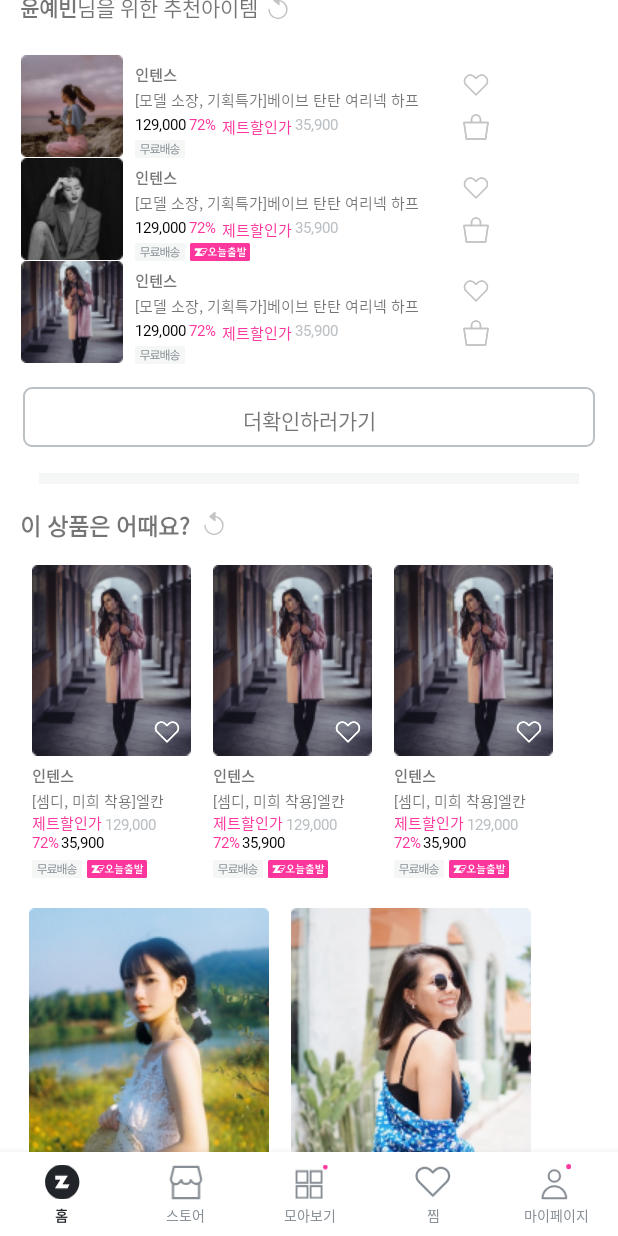
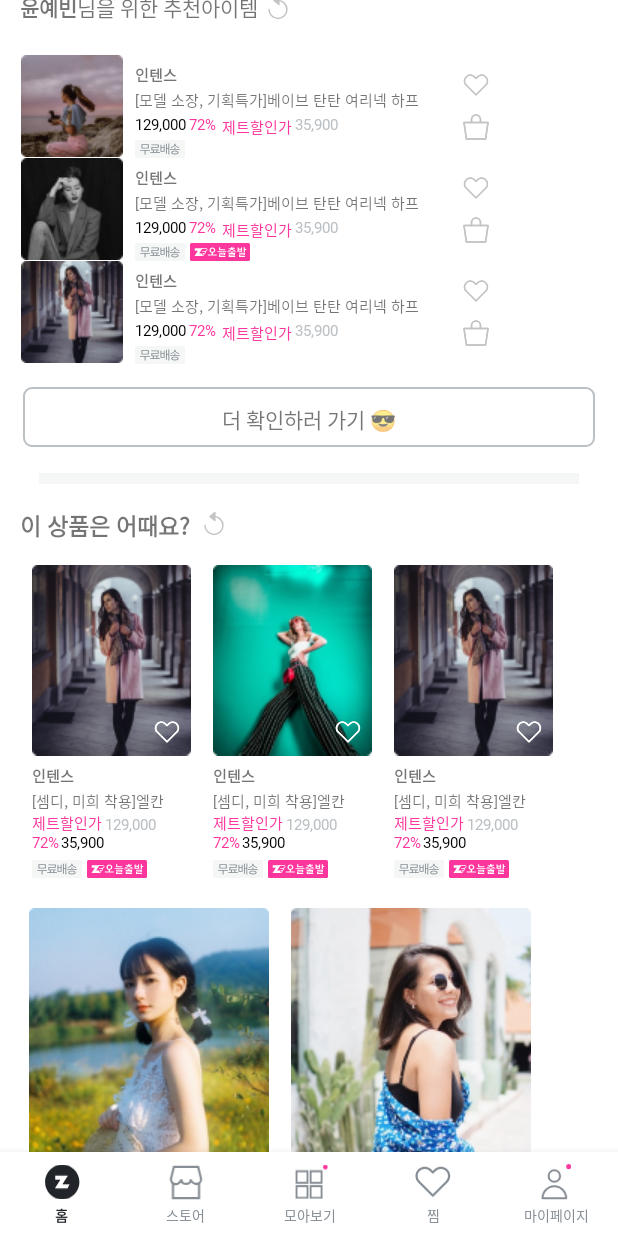
Before and after one commit to SOPT-ZigZag/AOS_ZIGZAG, an Android app: the screen it shows after launch (MainActivity), scrolled down 537 dp, on a phone screen of 412 x 824 dp. Run offline under Robolectric (Android 15) with nearby library versions, the phone set to English and light mode, and no system bars; plain views replace SpringDotsIndicator; 1 statement that could not run was skipped.

Commit message:
[REFACTOR] #4 - refactor code

```diff
--- a/app/src/main/java/org/sopt/ui/adapter/SampleAdapter.kt
+++ b/app/src/main/java/org/sopt/ui/adapter/SampleAdapter.kt
@@ -195,7 +195,15 @@ class SampleAdapter {
         }
     }
 
-    class HomeThisItemAdapter : ListAdapter<HomeThisItemInfo, HomeThisItemAdapter.HomeThisItemViewHolder>(HomeThisItemAdapter.HomeThisItemViewHolder.HomeThisItemDiffUtil) {
+    class HomeThisItemAdapter : RecyclerView.Adapter<HomeThisItemAdapter.HomeThisItemViewHolder>() {
+
+        private val _data = mutableListOf<HomeThisItemInfo>()
+        var data: List<HomeThisItemInfo> = _data
+            set(value) {
+                _data.clear()
+                _data.addAll(value)
+                notifyDataSetChanged()
+            }
 
 
         class HomeThisItemViewHolder(private val binding: ItemHomeThisItemBinding) :
@@ -216,19 +224,17 @@ class SampleAdapter {
                     } else {
                         ivThisTodayGo.setImageResource(homeThisItem.homeThisItemGo)
                     }
+                    ivSelectorHeartEmpty2.setOnClickListener {
+                        it.isSelected = !it.isSelected
+                    }
                 }
             }
 
-            object HomeThisItemDiffUtil : DiffUtil.ItemCallback<HomeThisItemInfo>() {
-                override fun areItemsTheSame(oldItem: HomeThisItemInfo, newItem: HomeThisItemInfo): Boolean {
-                    return oldItem.hashCode() == newItem.hashCode()
-                }
 
+        }
 
-                override fun areContentsTheSame(oldItem: HomeThisItemInfo, newItem: HomeThisItemInfo): Boolean {
-                    return oldItem == newItem
-                }
-            }
+        override fun getItemCount(): Int {
+            return _data.size
         }
 
         override fun onCreateViewHolder(parent: ViewGroup, viewType: Int): HomeThisItemViewHolder {
@@ -238,7 +244,7 @@ class SampleAdapter {
         }
 
         override fun onBindViewHolder(holder: HomeThisItemViewHolder, position: Int) {
-            holder.onThisBind(getItem(position))
+            holder.onThisBind(_data[position])
         }
     }
 
--- a/app/src/main/java/org/sopt/ui/view/home/data/LocalHomeRecItemDataSource.kt
+++ b/app/src/main/java/org/sopt/ui/view/home/data/LocalHomeRecItemDataSource.kt
@@ -48,20 +48,6 @@ class LocalHomeRecItemDataSource  : HomeRecItemDataSource {
                         recItemGo = R.drawable.ic_today_go,
                         recItemBasket = R.drawable.selector_basket,
                         recTodayGo_2 = false
-                ),
-                HomeRecItemInfo(
-                        recItemImage = R.drawable.rc_image_2 ,
-                        recItemPinkHeart = R.drawable.selector_pink_heart,
-                        recItemIntense = "인텐스",
-                        recItemName ="[모델 소장, 기획특가]베이브 탄탄 여리넥 하프" ,
-                        recItemDis ="제트할인가",
-                        recItemPrice = "129,000",
-                        recItemPrice_2 = "35,900",
-                        recItemPercent = "72%",
-                        recItemFreeShipping = R.drawable.ic_free_shipping,
-                        recItemGo = R.drawable.ic_today_go,
-                        recItemBasket = R.drawable.selector_basket,
-                        recTodayGo_2 = false
                 )
 
         )
--- a/app/src/main/java/org/sopt/ui/view/home/data/LocalHomeThisItemDataSource.kt
+++ b/app/src/main/java/org/sopt/ui/view/home/data/LocalHomeThisItemDataSource.kt
@@ -9,6 +9,19 @@ class LocalHomeThisItemDataSource : HomeThisItemDataSource {
         return mutableListOf<HomeThisItemInfo>(
                 HomeThisItemInfo(
                         R.drawable.today_delivery_img1,
+                        R.drawable.selector_heart_empty,
+                        "인텐스",
+                        "[셈디, 미희 착용]엘칸",
+                        "제트할인가",
+                        "129,000",
+                        "35,900",
+                        "72%",
+                        R.drawable.ic_free_shipping,
+                        R.drawable.ic_today_go,
+                        true
+                ),
+                HomeThisItemInfo(
+                        R.drawable.today_delivery_img2,
                         R.drawable.selector_heart_empty,
                         "인텐스",
                         "[셈디, 미희 착용]엘칸",
@@ -34,20 +47,7 @@ class LocalHomeThisItemDataSource : HomeThisItemDataSource {
                         true
                 ),
                 HomeThisItemInfo(
-                        R.drawable.today_delivery_img1,
-                        R.drawable.selector_heart_empty,
-                        "인텐스",
-                        "[셈디, 미희 착용]엘칸",
-                        "제트할인가",
-                        "129,000",
-                        "35,900",
-                        "72%",
-                        R.drawable.ic_free_shipping,
-                        R.drawable.ic_today_go,
-                        true
-                ),
-                HomeThisItemInfo(
-                        R.drawable.today_delivery_img1,
+                        R.drawable.today_delivery_img2,
                         R.drawable.selector_heart_empty,
                         "인텐스",
                         "[셈디, 미희 착용]엘칸",
--- a/app/src/main/java/org/sopt/ui/view/home/tab/HomeTab.kt
+++ b/app/src/main/java/org/sopt/ui/view/home/tab/HomeTab.kt
@@ -19,6 +19,7 @@ import org.sopt.ui.view.home.data.*
 import org.sopt.ui.view.home.model.*
 
 class HomeTab : Fragment() {
+    private val recDataList = mutableListOf<HomeRecItemInfo>()
     private val homeImageViewPagerAdapter = SampleAdapter.HomeTabViewPagerAdapter()
     private val homeTodayGoAdapter = SampleAdapter.HomeTodayGoAdapter()
     private val homeRecItemAdapter = SampleAdapter.HomeRecItemAdapter()
@@ -52,7 +53,8 @@ class HomeTab : Fragment() {
         initHomeThisItem()
         initHomeThisItemTwo()
         initResetButton()
-
+        initResetTwoButton()
+        initResetThreeButton()
     }
 
 
@@ -96,14 +98,23 @@ class HomeTab : Fragment() {
         }
     }
 
+    private fun initResetThreeButton(){
+        binding.ivReset3.setOnClickListener {
+            val resets = fetchThisItemData()
+            resets.shuffle()
+            homeThisItemAdapter.data = resets
+        }
+    }
+
     private fun initHomeRecItem() {
         binding.rvRecItem.adapter = homeRecItemAdapter
-        homeRecItemAdapter.data = fetchRecData().subList(0,3)
+        recDataList.addAll(fetchRecData())
+        homeRecItemAdapter.data = recDataList
     }
 
     private fun initHomeThisItem() {
         binding.rvThisItem.adapter = homeThisItemAdapter
-        homeThisItemAdapter.submitList(fetchThisItemData())
+        homeThisItemAdapter.data =fetchThisItemData()
     }
 
     private fun initHomeThisItemTwo() {
@@ -120,6 +131,11 @@ class HomeTab : Fragment() {
                 true -> homeTodayGoAdapter.setItemViewType(TODAY_GO)
                 false -> homeTodayGoAdapter.setItemViewType(ALL_BRAND)
             }
+        }
+
+        binding.tvAgree.setOnClickListener {
+            recDataList.addAll(fetchRecData())
+            homeRecItemAdapter.data = recDataList
         }
     }
 
--- a/app/src/main/res/layout/fragment_home_tab.xml
+++ b/app/src/main/res/layout/fragment_home_tab.xml
@@ -149,7 +149,7 @@
         app:layout_constraintTop_toBottomOf="@+id/tv_ye_bin_2" />
 
     <TextView
-        android:id="@+id/iv_agree"
+        android:id="@+id/tv_agree"
         android:layout_width="match_parent"
         android:layout_height="40dp"
         android:layout_marginStart="15dp"
@@ -170,7 +170,7 @@
         android:layout_marginTop="17dp"
         android:src="@drawable/ic_rectangle_43"
         app:layout_constraintStart_toStartOf="parent"
-        app:layout_constraintTop_toBottomOf="@+id/iv_agree" />
+        app:layout_constraintTop_toBottomOf="@+id/tv_agree" />
 
     <TextView
         android:id="@+id/tv_this_item"
--- a/app/src/main/res/layout/item_home_this_item_two.xml
+++ b/app/src/main/res/layout/item_home_this_item_two.xml
@@ -10,6 +10,7 @@
         android:layout_height="wrap_content"
         android:layout_marginStart="7dp"
         android:layout_marginEnd="7dp"
+        android:layout_marginBottom="10dp"
         app:layout_constraintBottom_toBottomOf="parent"
         app:layout_constraintEnd_toEndOf="parent"
         app:layout_constraintStart_toStartOf="parent"
@@ -17,11 +18,11 @@
 
         <ImageView
             android:id="@+id/iv_this_item_two"
-            app:layout_constraintStart_toStartOf="parent"
-            app:layout_constraintTop_toTopOf="parent"
             android:layout_width="wrap_content"
             android:layout_height="wrap_content"
-            android:src="@drawable/this_item_two_1" />
+            android:src="@drawable/this_item_two_1"
+            app:layout_constraintStart_toStartOf="parent"
+            app:layout_constraintTop_toTopOf="parent" />
 
         <ImageButton
             android:id="@+id/iv_selector_heart_empty_3"
@@ -29,27 +30,25 @@
             android:layout_height="wrap_content"
             android:layout_marginEnd="4dp"
             android:layout_marginBottom="4dp"
-            app:layout_constraintEnd_toEndOf="@+id/iv_this_item_two"
+            android:background="@drawable/selector_heart_empty"
             app:layout_constraintBottom_toBottomOf="@id/iv_this_item_two"
-            android:background="@drawable/selector_heart_empty" />
+            app:layout_constraintEnd_toEndOf="@+id/iv_this_item_two" />
 
         <TextView
             android:id="@+id/tv_this_intense_two"
-            app:layout_constraintStart_toStartOf="parent"
-            app:layout_constraintTop_toBottomOf="@+id/iv_this_item_two"
             android:layout_width="wrap_content"
             android:layout_height="wrap_content"
             android:layout_marginTop="6dp"
-            android:textStyle="bold"
             android:fontFamily="@font/noto_sans_kr_regular"
             android:includeFontPadding="false"
             android:text="@string/intense"
-            android:textSize="10sp" />
+            android:textSize="10sp"
+            android:textStyle="bold"
+            app:layout_constraintStart_toStartOf="parent"
+            app:layout_constraintTop_toBottomOf="@+id/iv_this_item_two" />
 
         <TextView
             android:id="@+id/tv_this_today_name_two"
-            app:layout_constraintStart_toStartOf="parent"
-            app:layout_constraintTop_toBottomOf="@+id/tv_this_intense_two"
             android:layout_width="wrap_content"
             android:layout_height="wrap_content"
             android:layout_marginTop="2dp"
@@ -58,24 +57,24 @@
             android:includeFontPadding="false"
             android:singleLine="true"
             android:text="@string/today_name"
-            android:textSize="10sp" />
+            android:textSize="10sp"
+            app:layout_constraintStart_toStartOf="parent"
+            app:layout_constraintTop_toBottomOf="@+id/tv_this_intense_two" />
 
         <TextView
             android:id="@+id/tv_this_percent_two"
-            app:layout_constraintStart_toStartOf="parent"
-            app:layout_constraintTop_toBottomOf="@id/tv_this_today_name_two"
             android:layout_width="wrap_content"
             android:layout_height="wrap_content"
             android:fontFamily="@font/noto_sans_kr_regular"
             android:includeFontPadding="false"
             android:text="@string/percent"
             android:textColor="@color/brand_pink"
-            android:textSize="10sp" />
+            android:textSize="10sp"
+            app:layout_constraintStart_toStartOf="parent"
+            app:layout_constraintTop_toBottomOf="@id/tv_this_today_name_two" />
 
         <TextView
             android:id="@+id/tv_this_price_x_two"
-            app:layout_constraintStart_toEndOf="@+id/tv_this_percent_two"
-            app:layout_constraintTop_toTopOf="@+id/tv_this_percent_two"
             android:layout_width="wrap_content"
             android:layout_height="wrap_content"
             android:layout_marginStart="1dp"
@@ -83,25 +82,27 @@
             android:includeFontPadding="false"
             android:text="@string/price_x"
             android:textColor="@color/black"
-            android:textSize="10sp" />
+            android:textSize="10sp"
+            app:layout_constraintStart_toEndOf="@+id/tv_this_percent_two"
+            app:layout_constraintTop_toTopOf="@+id/tv_this_percent_two" />
 
         <ImageView
             android:id="@+id/iv_this_free_shipping_two"
-            app:layout_constraintStart_toStartOf="@+id/tv_this_percent_two"
-            app:layout_constraintTop_toBottomOf="@+id/tv_this_percent_two"
             android:layout_width="wrap_content"
             android:layout_height="wrap_content"
             android:layout_marginTop="5dp"
-            android:src="@drawable/ic_free_shipping" />
+            android:src="@drawable/ic_free_shipping"
+            app:layout_constraintStart_toStartOf="@+id/tv_this_percent_two"
+            app:layout_constraintTop_toBottomOf="@+id/tv_this_percent_two" />
 
         <ImageView
             android:id="@+id/iv_this_Two_today_go"
-            app:layout_constraintStart_toEndOf="@id/iv_this_free_shipping_two"
-            app:layout_constraintTop_toTopOf="@+id/iv_this_free_shipping_two"
             android:layout_width="wrap_content"
             android:layout_height="wrap_content"
             android:layout_marginStart="3dp"
-            android:src="@drawable/ic_today_go" />
+            android:src="@drawable/ic_today_go"
+            app:layout_constraintStart_toEndOf="@id/iv_this_free_shipping_two"
+            app:layout_constraintTop_toTopOf="@+id/iv_this_free_shipping_two" />
     </androidx.constraintlayout.widget.ConstraintLayout>
 
 </androidx.constraintlayout.widget.ConstraintLayout>
--- a/app/src/main/res/values/strings.xml
+++ b/app/src/main/res/values/strings.xml
@@ -18,7 +18,7 @@
     <string name="percent">72%</string>
     <string name="price_x">35,900</string>
     <string name="rc_item_name">[모델 소장, 기획특가]베이브 탄탄 여리넥 하프</string>
-    <string name="rc_item_agree">더확인하러가기</string>
+    <string name="rc_item_agree">더 확인하러 가기️ 😎</string>
     <string name="this_item">이 상품은 어때요?</string>
     <string name="bookmark_store">즐겨찾기한 스토어 스토리</string>
     <string name="shopping_mall">쇼핑몰</string>
```
Also changed, not shown: app/src/main/res/drawable/ic_z_only_small.xml (added, +91 -0 lines), app/src/main/res/drawable/img_moderntage_1.9.png (renamed from app/src/main/res/drawable-v24/img_moderntage_1.9.png), app/src/main/res/drawable/img_moderntage_2.9.png (renamed from app/src/main/res/drawable-v24/img_moderntage_2.9.png), app/src/main/res/drawable/img_moderntage_3.9.png (renamed from app/src/main/res/drawable-v24/img_moderntage_3.9.png).
